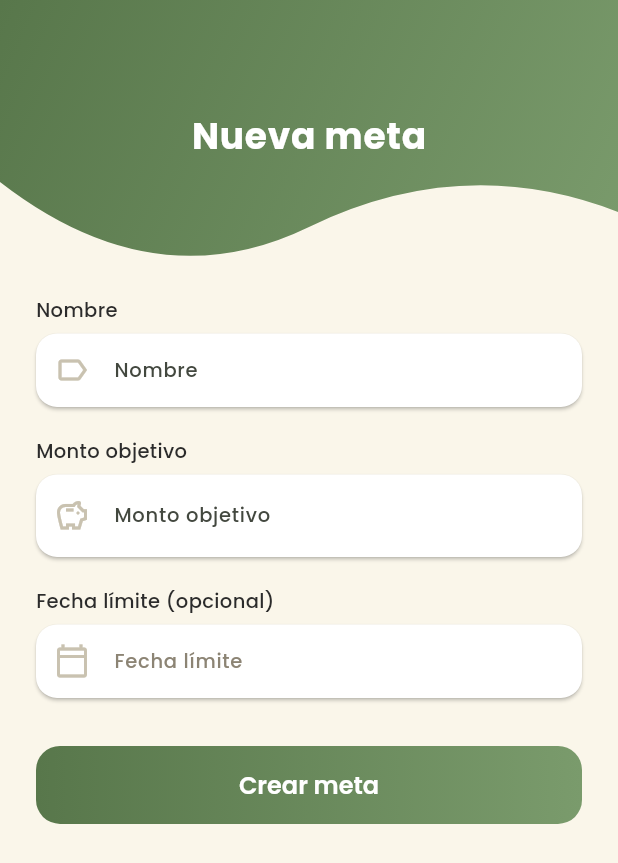
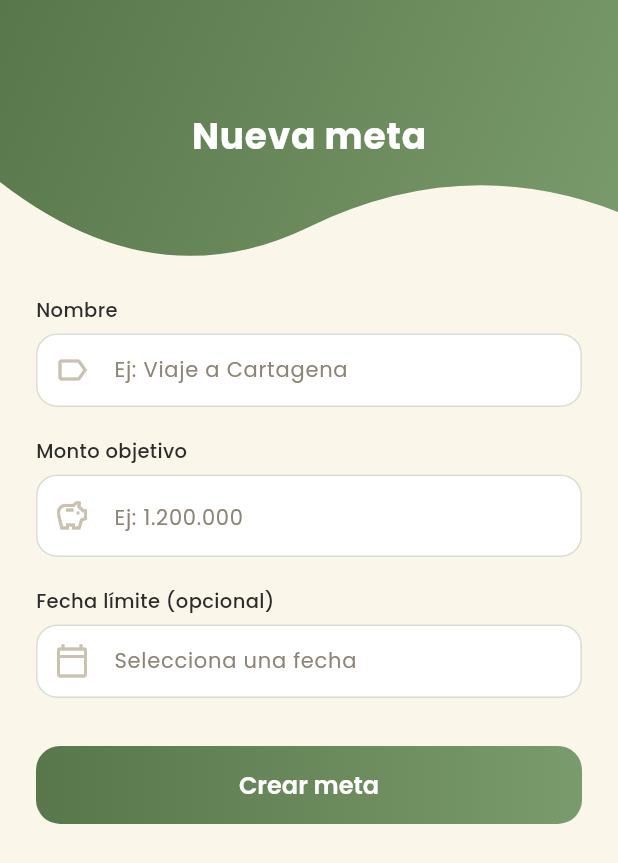
Before and after one commit to DiegoACx/SmartMoney-PGII, a Flutter app: the screen it shows once a user with an empty profile is signed in, item 5 of the bottom bar chosen, after a tap on the "add" icon, on a phone screen of 412 x 824 dp. Shown: the top 863 px of the screen. Run offline on Flutter 3.47's test engine with Material 3 defaults, Android fonts, the phone set to English and light mode, and no system bars; our stand-ins replace fl_chart, flutter_dotenv, flutter_local_notifications, google_fonts, shared_preferences, supabase_flutter and 1 more; accounts and stored records are empty; network calls fail.

Commit message:
UX lote B: titulos duplicados, franja vacia del inicio y errores sin fondo con borde sutil en los campos

```diff
--- a/lib/main.dart
+++ b/lib/main.dart
@@ -35,6 +35,8 @@ class MyApp extends StatelessWidget {
     const Color secondaryColor = Color(0xFF8C8474);
     const Color textColor = Color(0xFF2B2B2B);
     const Color errorColor = Color(0xFFC0392B);
+    // Borde sutil gris-verde muy claro para el estado de reposo de los campos.
+    const Color borderColor = Color(0xFFD8DED1);
 
     return MaterialApp(
       title: 'SmartMoney',
@@ -115,11 +117,11 @@ class MyApp extends StatelessWidget {
           ),
           border: OutlineInputBorder(
             borderRadius: BorderRadius.circular(14),
-            borderSide: BorderSide.none,
+            borderSide: const BorderSide(color: borderColor),
           ),
           enabledBorder: OutlineInputBorder(
             borderRadius: BorderRadius.circular(14),
-            borderSide: BorderSide.none,
+            borderSide: const BorderSide(color: borderColor),
           ),
           focusedBorder: OutlineInputBorder(
             borderRadius: BorderRadius.circular(14),
@@ -142,6 +144,12 @@ class MyApp extends StatelessWidget {
             color: secondaryColor,
             fontWeight: FontWeight.w400,
             fontSize: 14,
+          ),
+          // Error de validación: texto rojo pequeño bajo el campo, sin fondo.
+          errorStyle: GoogleFonts.poppins(
+            color: errorColor,
+            fontWeight: FontWeight.w500,
+            fontSize: 12,
           ),
         ),
         elevatedButtonTheme: ElevatedButtonThemeData(
--- a/lib/presentation/cambiar_contrasena_screen.dart
+++ b/lib/presentation/cambiar_contrasena_screen.dart
@@ -238,6 +238,7 @@ class _CambiarContrasenaScreenState extends State<CambiarContrasenaScreen> {
   }) {
     return Material(
       elevation: 1,
+      shadowColor: Colors.transparent,
       borderRadius: BorderRadius.circular(14),
       color: Colors.transparent,
       child: TextField(
--- a/lib/presentation/detalle_movimientos_screen.dart
+++ b/lib/presentation/detalle_movimientos_screen.dart
@@ -291,6 +291,7 @@ class _DetalleMovimientosScreenState extends State<DetalleMovimientosScreen> {
                               const SizedBox(height: 6),
                               Material(
                                 elevation: 1,
+                                shadowColor: Colors.transparent,
                                 borderRadius: BorderRadius.circular(14),
                                 color: Colors.transparent,
                                 child: TextFormField(
@@ -298,7 +299,7 @@ class _DetalleMovimientosScreenState extends State<DetalleMovimientosScreen> {
                                   readOnly: true,
                                   onTap: _seleccionarDesde,
                                   decoration: const InputDecoration(
-                                    labelText: 'Desde',
+                                    hintText: 'dd/mm/aaaa',
                                     prefixIcon: Icon(
                                       Icons.calendar_today_outlined,
                                       color: Color(0xFFC9C2B0),
@@ -329,6 +330,7 @@ class _DetalleMovimientosScreenState extends State<DetalleMovimientosScreen> {
                               const SizedBox(height: 6),
                               Material(
                                 elevation: 1,
+                                shadowColor: Colors.transparent,
                                 borderRadius: BorderRadius.circular(14),
                                 color: Colors.transparent,
                                 child: TextFormField(
@@ -336,7 +338,7 @@ class _DetalleMovimientosScreenState extends State<DetalleMovimientosScreen> {
                                   readOnly: true,
                                   onTap: _seleccionarHasta,
                                   decoration: const InputDecoration(
-                                    labelText: 'Hasta',
+                                    hintText: 'dd/mm/aaaa',
                                     prefixIcon: Icon(
                                       Icons.calendar_today_outlined,
                                       color: Color(0xFFC9C2B0),
--- a/lib/presentation/forgot_password_screen.dart
+++ b/lib/presentation/forgot_password_screen.dart
@@ -193,6 +193,7 @@ class _ForgotPasswordScreenState extends State<ForgotPasswordScreen> {
               // Campo correo
               Material(
                 elevation: 1,
+                shadowColor: Colors.transparent,
                 borderRadius: BorderRadius.circular(14),
                 color: Colors.transparent,
                 child: TextFormField(
--- a/lib/presentation/home_screen.dart
+++ b/lib/presentation/home_screen.dart
@@ -239,10 +239,6 @@ class HomeScreenState extends State<HomeScreen> {
 
     return Scaffold(
       backgroundColor: const Color(0xFFFAF6EA),
-      appBar: AppBar(
-        backgroundColor: const Color(0xFFFAF6EA),
-        elevation: 0,
-      ),
       floatingActionButton: fabAsistente(
         heroTag: 'fab_asistente_inicio',
         onCambiarPestana: widget.onCambiarPestana,
--- a/lib/presentation/login_screen.dart
+++ b/lib/presentation/login_screen.dart
@@ -164,6 +164,7 @@ class _LoginScreenState extends State<LoginScreen> {
                           // Campo correo
                           Material(
                             elevation: 1,
+                            shadowColor: Colors.transparent,
                             borderRadius: BorderRadius.circular(14),
                             color: Colors.transparent,
                             child: TextFormField(
@@ -191,6 +192,7 @@ class _LoginScreenState extends State<LoginScreen> {
                           // Campo contraseña
                           Material(
                             elevation: 1,
+                            shadowColor: Colors.transparent,
                             borderRadius: BorderRadius.circular(14),
                             color: Colors.transparent,
                             child: TextFormField(
--- a/lib/presentation/perfil_screen.dart
+++ b/lib/presentation/perfil_screen.dart
@@ -1022,6 +1022,7 @@ class _EditarNombreSheetState extends State<_EditarNombreSheet> {
             const SizedBox(height: 18),
             Material(
               elevation: 1,
+              shadowColor: Colors.transparent,
               borderRadius: BorderRadius.circular(14),
               color: Colors.transparent,
               child: TextField(
@@ -1253,6 +1254,7 @@ class _EliminarCuentaSheetState extends State<_EliminarCuentaSheet> {
               const SizedBox(height: 16),
               Material(
                 elevation: 1,
+                shadowColor: Colors.transparent,
                 borderRadius: BorderRadius.circular(14),
                 color: Colors.transparent,
                 child: TextField(
--- a/lib/presentation/register_screen.dart
+++ b/lib/presentation/register_screen.dart
@@ -222,6 +222,7 @@ class _RegisterScreenState extends State<RegisterScreen> {
                           // Campo nombre completo
                           Material(
                             elevation: 1,
+                            shadowColor: Colors.transparent,
                             borderRadius: BorderRadius.circular(14),
                             color: Colors.transparent,
                             child: TextFormField(
@@ -248,6 +249,7 @@ class _RegisterScreenState extends State<RegisterScreen> {
                           // Campo correo
                           Material(
                             elevation: 1,
+                            shadowColor: Colors.transparent,
                             borderRadius: BorderRadius.circular(14),
                             color: Colors.transparent,
                             child: TextFormField(
@@ -275,6 +277,7 @@ class _RegisterScreenState extends State<RegisterScreen> {
                           // Campo contraseña
                           Material(
                             elevation: 1,
+                            shadowColor: Colors.transparent,
                             borderRadius: BorderRadius.circular(14),
                             color: Colors.transparent,
                             child: TextFormField(
@@ -335,6 +338,7 @@ class _RegisterScreenState extends State<RegisterScreen> {
                           // Campo confirmar contraseña
                           Material(
                             elevation: 1,
+                            shadowColor: Colors.transparent,
                             borderRadius: BorderRadius.circular(14),
                             color: Colors.transparent,
                             child: TextFormField(
--- a/lib/presentation/registro_meta_screen.dart
+++ b/lib/presentation/registro_meta_screen.dart
@@ -337,6 +337,7 @@ class _RegistroMetaScreenState extends State<RegistroMetaScreen> {
                       const SizedBox(height: 6),
                       Material(
                         elevation: 1,
+                        shadowColor: Colors.transparent,
                         borderRadius: BorderRadius.circular(14),
                         color: Colors.transparent,
                         child: TextFormField(
@@ -354,11 +355,7 @@ class _RegistroMetaScreenState extends State<RegistroMetaScreen> {
                             fontSize: 14,
                           ),
                           decoration: InputDecoration(
-                            labelText: 'Nombre',
-                            labelStyle: GoogleFonts.poppins(
-                              fontSize: 13,
-                              fontWeight: FontWeight.w500,
-                            ),
+                            hintText: 'Ej: Viaje a Cartagena',
                             prefixIcon: const Icon(
                               Icons.label_outline,
                               color: Color(0xFFC9C2B0),
@@ -380,6 +377,7 @@ class _RegistroMetaScreenState extends State<RegistroMetaScreen> {
                       const SizedBox(height: 6),
                       Material(
                         elevation: 1,
+                        shadowColor: Colors.transparent,
                         borderRadius: BorderRadius.circular(14),
                         color: Colors.transparent,
                         child: TextFormField(
@@ -408,11 +406,7 @@ class _RegistroMetaScreenState extends State<RegistroMetaScreen> {
                             fontWeight: FontWeight.w600,
                           ),
                           decoration: InputDecoration(
-                            labelText: 'Monto objetivo',
-                            labelStyle: GoogleFonts.poppins(
-                              fontSize: 13,
-                              fontWeight: FontWeight.w500,
-                            ),
+                            hintText: 'Ej: 1.200.000',
                             prefixIcon: const Icon(
                               Icons.savings_outlined,
                               color: Color(0xFFC9C2B0),
@@ -434,6 +428,7 @@ class _RegistroMetaScreenState extends State<RegistroMetaScreen> {
                       const SizedBox(height: 6),
                       Material(
                         elevation: 1,
+                        shadowColor: Colors.transparent,
                         borderRadius: BorderRadius.circular(14),
                         color: Colors.transparent,
                         child: Row(
@@ -444,7 +439,7 @@ class _RegistroMetaScreenState extends State<RegistroMetaScreen> {
                                 readOnly: true,
                                 onTap: _seleccionarFecha,
                                 decoration: InputDecoration(
-                                  labelText: 'Fecha límite',
+                                  hintText: 'Selecciona una fecha',
                                   prefixIcon: const Icon(
                                     Icons.calendar_today_outlined,
                                     color: Color(0xFFC9C2B0),
```
Also changed, not shown: lib/presentation/registro_transaccion_screen.dart (+4 -6 lines).
